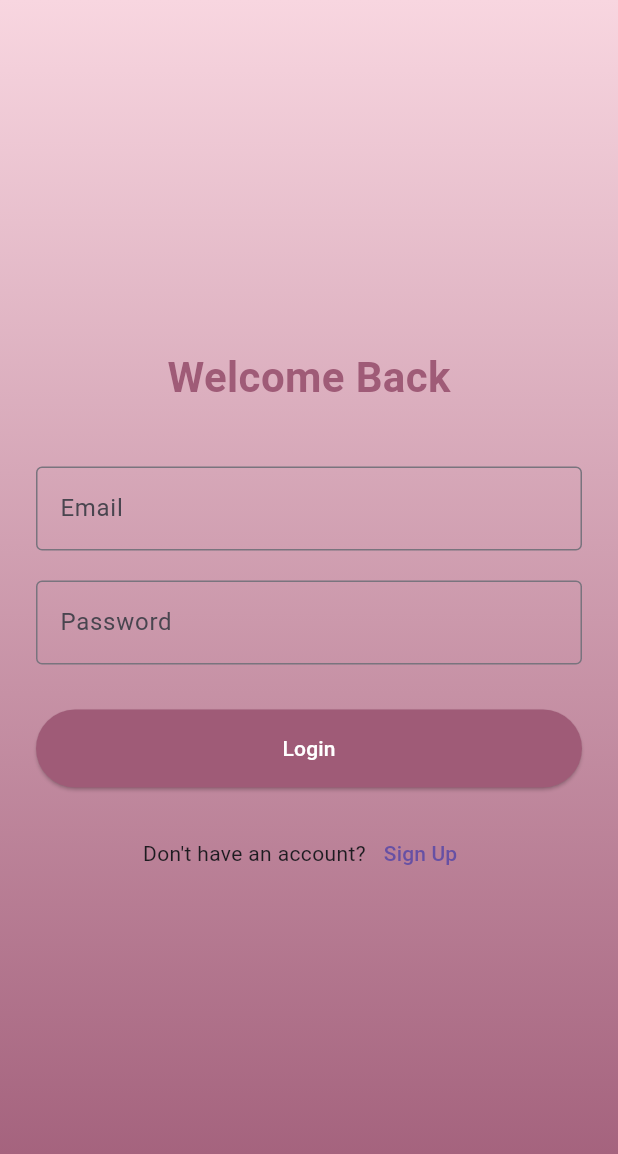
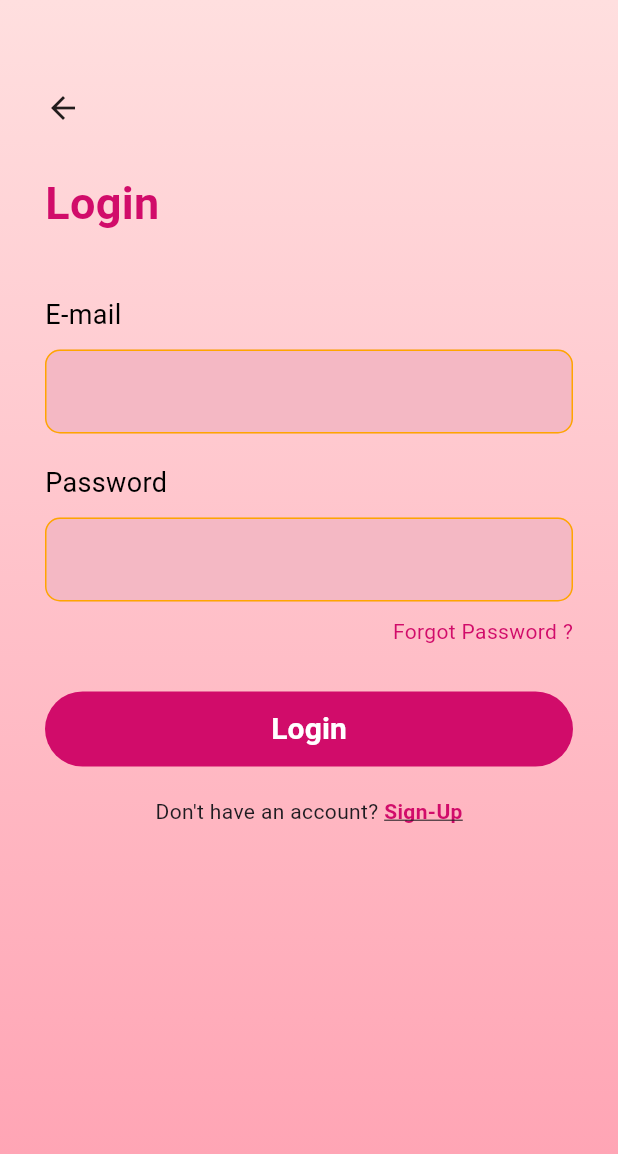
Before and after one commit to PritiMJadhav/FemAura, a Flutter app: the screen it shows after launch, on a phone screen of 412 x 824 dp. Shown: the top 1154 px of the screen. Run offline on Flutter 3.47's test engine with Material 3 defaults, Android fonts, the phone set to English and light mode, and no system bars; our stand-ins replace shared_preferences.

Commit message:
Login screen updated

```diff
--- a/frontend/lib/login_screen.dart
+++ b/frontend/lib/login_screen.dart
@@ -1,87 +1,144 @@
 import 'package:flutter/material.dart';
-import 'package:shared_preferences/shared_preferences.dart';
-
+import 'signup_screen.dart'; // Navigation to sign-up
+import 'home_screen.dart'; // Navigation to home screen
 class LoginScreen extends StatelessWidget {
-  final TextEditingController _emailController = TextEditingController();
-  final TextEditingController _passwordController = TextEditingController();
-
-  Future<void> login(BuildContext context) async {
-    SharedPreferences prefs = await SharedPreferences.getInstance();
-    await prefs.setBool('isLoggedIn', true);
-    Navigator.pushReplacementNamed(context, '/home');
-  }
+  const LoginScreen({super.key});
 
   @override
   Widget build(BuildContext context) {
+    final screenHeight = MediaQuery.of(context).size.height;
+
     return Scaffold(
       body: Container(
+        height: screenHeight,
         decoration: const BoxDecoration(
           gradient: LinearGradient(
-            colors: [
-              Color(0xFFF8D6E0),
-              Color(0xFF9F5B77),
-            ],
+            colors: [Color(0xFFFFDFDF), Color(0xFFFFA1B2)],
             begin: Alignment.topCenter,
             end: Alignment.bottomCenter,
           ),
         ),
-        child: Center(
-          child: Padding(
-            padding: const EdgeInsets.symmetric(horizontal: 24),
+        padding: const EdgeInsets.symmetric(horizontal: 30, vertical: 60),
+        child: SingleChildScrollView(
           child: Column(
-              mainAxisAlignment: MainAxisAlignment.center,
+            crossAxisAlignment: CrossAxisAlignment.start,
             children: [
+              const Icon(Icons.arrow_back),
+              const SizedBox(height: 30),
               const Text(
-                  'Welcome Back',
+                'Login',
                 style: TextStyle(
-                    fontSize: 28,
+                  fontSize: 30,
                   fontWeight: FontWeight.bold,
-                    color: Color(0xFF9F5B77),
+                  color: Color(0xFFD10C6A),
+
                 ),
               ),
               const SizedBox(height: 40),
 
+              // Email
+              const Text(
+                'E-mail',
+                style: TextStyle(fontSize: 18, color: Colors.black),
+              ),
+              const SizedBox(height: 10),
               TextField(
-                  controller: _emailController,
-                  decoration: const InputDecoration(
-                    labelText: 'Email',
-                    border: OutlineInputBorder(),
+                decoration: InputDecoration(
+                  filled: true,
+                  fillColor: Color(0xFFF4B8C4),
+                  enabledBorder: OutlineInputBorder(
+                    borderSide: BorderSide(color: Color(0xFFFFA500)),
+                    borderRadius: BorderRadius.circular(10),
+                  ),
                 ),
               ),
               const SizedBox(height: 20),
 
+              // Password
+              const Text(
+                'Password',
+                style: TextStyle(fontSize: 18, color: Colors.black),
+              ),
+              const SizedBox(height: 10),
               TextField(
-                  controller: _passwordController,
                 obscureText: true,
-                  decoration: const InputDecoration(
-                    labelText: 'Password',
-                    border: OutlineInputBorder(),
+                decoration: InputDecoration(
+                  filled: true,
+                  fillColor: Color(0xFFF4B8C4),
+                  enabledBorder: OutlineInputBorder(
+                    borderSide: BorderSide(color: Color(0xFFFFA500)),
+                    borderRadius: BorderRadius.circular(10),
                   ),
                 ),
+              ),
+
+              const SizedBox(height: 10),
+              const Align(
+                alignment: Alignment.centerRight,
+                child: Text(
+                  'Forgot Password ?',
+                  style: TextStyle(color: Color(0xFFD10C6A)),
+                ),
+              ),
+
               const SizedBox(height: 30),
 
-                SizedBox(
+              // Login Button
+              Container(
                 width: double.infinity,
+                height: 50,
+                decoration: BoxDecoration(
+                  color: Color(0xFFD10C6A),
+
+                borderRadius: BorderRadius.circular(30),
+                ),
                 child: ElevatedButton(
-                    onPressed: () => login(context),
+                  onPressed: () {
+                    Navigator.push(
+                      context,
+                      MaterialPageRoute(builder: (_) => const HomeScreen()),
+                    );
+
+                  },
                   style: ElevatedButton.styleFrom(
-                      backgroundColor: const Color(0xFF9F5B77),
-                      padding: const EdgeInsets.symmetric(vertical: 16),
-                    ),
-                    child: const Text('Login', style: TextStyle(color: Colors.white)),
+                    backgroundColor: Colors.transparent,
+                    shadowColor: Colors.transparent,
+                    shape: RoundedRectangleBorder(
+                      borderRadius: BorderRadius.circular(30),
                     ),
                   ),
+                  child: const Text(
+                    'Login',
+                    style: TextStyle(
+                      fontSize: 20,
+                      fontWeight: FontWeight.bold,
+                      color: Colors.white,
+                    ),
+                  ),
+                ),
+              ),
+
               const SizedBox(height: 20),
 
               Row(
                 mainAxisAlignment: MainAxisAlignment.center,
                 children: [
-                    const Text("Don't have an account?"),
-                    TextButton(
-                      onPressed: () {
-                        Navigator.pushReplacementNamed(context, '/signup');
+                  const Text("Don't have an account? "),
+                  GestureDetector(
+                    onTap: () {
+                      Navigator.push(
+                        context,
+                        MaterialPageRoute(builder: (_) => const SignUpScreen()),
+                      );
                     },
-                      child: const Text("Sign Up"),
+                    child: const Text(
+                      'Sign-Up',
+                      style: TextStyle(
+                        color: Color(0xFFD10C6A),
+                        fontWeight: FontWeight.bold,
+                        decoration: TextDecoration.underline,
+                      ),
+                    ),
                   ),
                 ],
               ),
@@ -89,7 +146,6 @@ class LoginScreen extends StatelessWidget {
           ),
         ),
       ),
-      ),
     );
   }
 }
```
Lines whose indentation alone changed are shown as unchanged.
